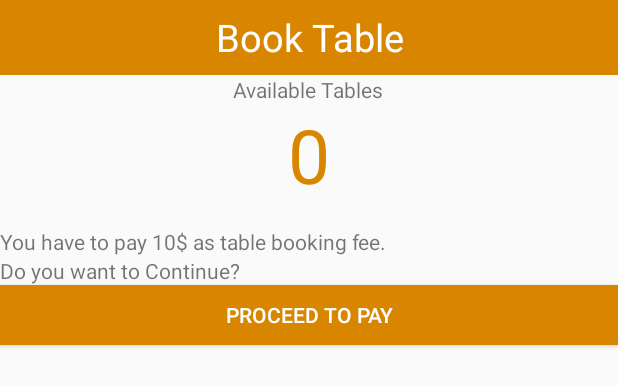
After one commit to kuldeepbamrah/Serwe_Updated-master, an Android app: the layout table_bottom_sheet.xml on its own in the app's theme, with its tools: preview values and no code run, on a phone screen of 412 x 824 dp. The commit adds this screen. Shown: the top 386 px of the screen. Run offline under Robolectric (Android 15) with nearby library versions, the phone set to English and light mode, and no system bars.

Commit message:
Table booking

```diff
--- a/app/src/main/java/com/example/serwe/Cart.java
+++ b/app/src/main/java/com/example/serwe/Cart.java
@@ -146,7 +146,7 @@ public class Cart extends AppCompatActivity {
                         .replace(",","");
 
                 PayPalPayment payPalPayment = new PayPalPayment(new BigDecimal(formatAmount),
-                        "USD",
+                        "CAD",
                         "Serwe Order",
                         PayPalPayment.PAYMENT_INTENT_SALE);
                 Intent intent = new Intent (getApplicationContext() , PaymentActivity.class);
--- a/app/src/main/java/com/example/serwe/FoodDetail.java
+++ b/app/src/main/java/com/example/serwe/FoodDetail.java
@@ -241,7 +241,7 @@ public class FoodDetail extends AppCompatActivity implements RatingDialogListene
         ratingTbl.child(s1).addValueEventListener(new ValueEventListener() {
             @Override
             public void onDataChange(@NonNull DataSnapshot dataSnapshot) {
-               if(dataSnapshot.child(Common.currentUser.getPhone()).exists())
+               if(dataSnapshot.child(s1).exists())
                 {
                     ratingTbl.child(s1).removeValue();
                     ratingTbl.child(s1).setValue(rating);
--- a/app/src/main/java/com/example/serwe/ViewHolder/MenuViewHolder.java
+++ b/app/src/main/java/com/example/serwe/ViewHolder/MenuViewHolder.java
@@ -14,7 +14,7 @@ public class MenuViewHolder extends RecyclerView.ViewHolder implements View.OnCl
 
     public TextView txtMenuName, txtMenuAddress;
     public ImageView imageView;
-    public Button buttonDirection;
+    public Button buttonDirection,bookTable;
 
 
     private ItemClickListener itemClickListener;
@@ -26,6 +26,7 @@ public class MenuViewHolder extends RecyclerView.ViewHolder implements View.OnCl
         txtMenuAddress = (TextView)itemView.findViewById(R.id.menu_address);
         imageView = (ImageView)itemView.findViewById(R.id.menu_image);
         buttonDirection = itemView.findViewById(R.id.menu_direction);
+        bookTable = itemView.findViewById(R.id.menu_table);
 
         itemView.setOnClickListener(this);
     }
--- /dev/null
+++ b/app/src/main/res/layout/table_bottom_sheet.xml
@@ -0,0 +1,101 @@
+<?xml version="1.0" encoding="utf-8"?>
+    <LinearLayout xmlns:android="http://schemas.android.com/apk/res/android"
+        android:orientation="vertical" android:layout_width="match_parent"
+        android:layout_height="match_parent">
+
+    <LinearLayout
+        android:layout_width="match_parent"
+        android:layout_height="250dp"
+        android:orientation="vertical">
+
+
+        <LinearLayout
+            android:layout_width="match_parent"
+            android:layout_height="50dp"
+            android:background="@color/darkyellow"
+            >
+            <TextView
+                android:layout_width="match_parent"
+                android:layout_height="match_parent"
+                android:text="Book Table"
+                android:textSize="25dp"
+                android:textColor="@android:color/white"
+                android:gravity="center"
+                >
+
+            </TextView>
+
+
+        </LinearLayout>
+
+        <LinearLayout
+            android:layout_width="match_parent"
+            android:layout_height="match_parent"
+            android:orientation="vertical">
+
+            <LinearLayout
+                android:layout_width="match_parent"
+                android:layout_height="wrap_content"
+                android:orientation="vertical"
+                android:gravity="center">
+
+                <TextView
+                    android:layout_width="wrap_content"
+                    android:layout_height="wrap_content"
+                    android:text="Available Tables"
+                    android:gravity="center">
+
+                </TextView>
+
+                <TextView
+                    android:layout_width="wrap_content"
+                    android:layout_height="wrap_content"
+                    android:text="0"
+                    android:textSize="50dp"
+                    android:textColor="@color/darkyellow"
+                    android:id="@+id/avail_tables"></TextView>
+            </LinearLayout>
+
+
+        <LinearLayout
+            android:layout_width="match_parent"
+            android:layout_height="match_parent"
+            android:orientation="vertical"
+            android:gravity="bottom"
+            >
+            <TextView
+                android:layout_width="wrap_content"
+                android:layout_height="wrap_content"
+                android:text="You have to pay 10$ as table booking fee."
+                >
+
+            </TextView>
+
+            <TextView
+                android:layout_width="match_parent"
+                android:layout_height="wrap_content"
+                android:text="Do you want to Continue?"
+                android:layout_gravity="top">
+
+            </TextView>
+
+
+            <Button
+                android:layout_width="match_parent"
+                android:layout_height="40dp"
+                android:layout_gravity="bottom"
+                android:layout_marginBottom="20dp"
+                android:background="@color/darkyellow"
+                android:gravity="center"
+                android:text="Proceed to Pay"
+                android:id="@+id/btnPay"
+                android:textColor="@android:color/white">
+
+            </Button>
+        </LinearLayout>
+        </LinearLayout>
+    </LinearLayout>
+
+
+
+    </LinearLayout>
```
Also changed, not shown: app/build.gradle (+9 -2 lines), app/src/main/java/com/example/serwe/Home.java (+115 -1 lines).
